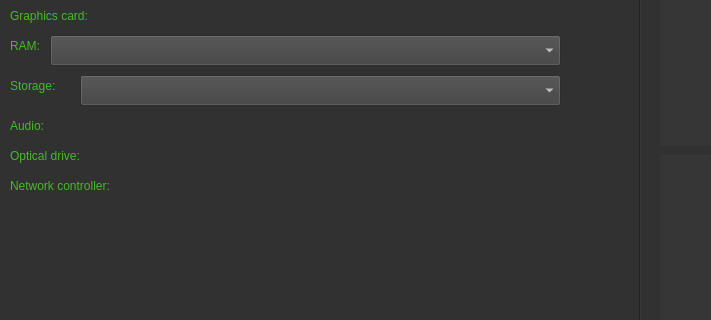
This is mainwindow.ui in Aidan2803/System-Monitor as Qt 5 draws it before an edit; both pictures show x 0 to 711 and y 135 to 455 of the 1200 by 650 pixel window. The edited form follows.
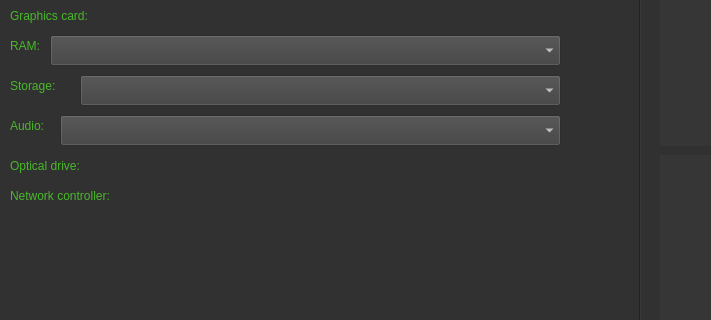
This is the edited form. Icons and pictures are not drawn.

Commit message: get and show audio devices

```diff
--- a/mainwindow.ui
+++ b/mainwindow.ui
@@ -214,28 +214,11 @@
        <string>Storage:</string>
       </property>
      </widget>
-     <widget class="QLabel" name="audioLabel">
-      <property name="geometry">
-       <rect>
-        <x>60</x>
-        <y>210</y>
-        <width>501</width>
-        <height>21</height>
-       </rect>
-      </property>
-      <property name="styleSheet">
-       <string notr="true">color: rgb(214, 214, 214);
-font: 14pt &quot;ГОСТ тип А&quot;;</string>
-      </property>
-      <property name="text">
-       <string/>
-      </property>
-     </widget>
      <widget class="QLabel" name="opticalDriveLabel">
       <property name="geometry">
        <rect>
         <x>120</x>
-        <y>240</y>
+        <y>250</y>
         <width>441</width>
         <height>21</height>
        </rect>
@@ -252,7 +235,7 @@
       <property name="geometry">
        <rect>
         <x>160</x>
-        <y>270</y>
+        <y>280</y>
         <width>401</width>
         <height>21</height>
        </rect>
@@ -549,7 +532,7 @@
       <property name="geometry">
        <rect>
         <x>10</x>
-        <y>240</y>
+        <y>250</y>
         <width>101</width>
         <height>21</height>
        </rect>
@@ -566,7 +549,7 @@
       <property name="geometry">
        <rect>
         <x>10</x>
-        <y>270</y>
+        <y>280</y>
         <width>151</width>
         <height>21</height>
        </rect>
@@ -579,6 +562,38 @@
        <string>Network controller:</string>
       </property>
      </widget>
+     <widget class="QComboBox" name="audioDevicesComboBox">
+      <property name="geometry">
+       <rect>
+        <x>60</x>
+        <y>210</y>
+        <width>501</width>
+        <height>31</height>
+       </rect>
+      </property>
+      <property name="styleSheet">
+       <string notr="true">QComboBox {
+	color: white;
+	font: 14pt &quot;ГОСТ тип А&quot;;
+	background-color: rgb(63, 63, 63);
+	selection-background-color: rgb(63, 63, 63);
+}
+
+QComboBox:disabled{	
+	background-color: rgb(120,120, 120);
+	font: 14pt &quot;ГОСТ тип А&quot;;
+	color:rgb(50, 163, 69);
+	border:none;
+}
+
+QComboBox QAbstractItemView
+{
+selection-background-color: green;
+color: rgb(72, 184, 41);
+font: 14pt;
+}</string>
+      </property>
+     </widget>
     </widget>
     <widget class="QWidget" name="monitoringTools">
      <attribute name="title">
```
The commit also changes 5 other files.
